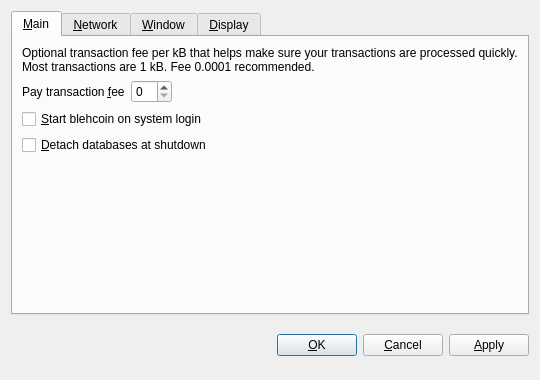
This is src/qt/forms/optionsdialog.ui in shitcoin/shitcoin as Qt 5 draws it before an edit. The edited form follows.
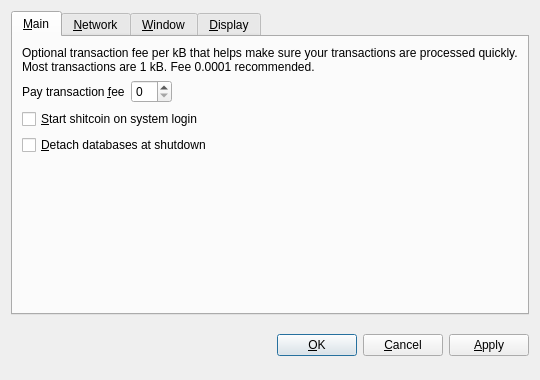
This is the edited form. Custom widgets are drawn as their Qt base class.

```diff
--- a/src/qt/forms/optionsdialog.ui
+++ b/src/qt/forms/optionsdialog.ui
@@ -82,7 +82,7 @@
           <string>Automatically start blehcoin after logging in to the system.</string>
          </property>
          <property name="text">
-          <string>&amp;Start blehcoin on system login</string>
+          <string>&amp;Start shitcoin on system login</string>
          </property>
         </widget>
        </item>
```
Left out of the diff: 18 changed lines with no effect on the pictures.
